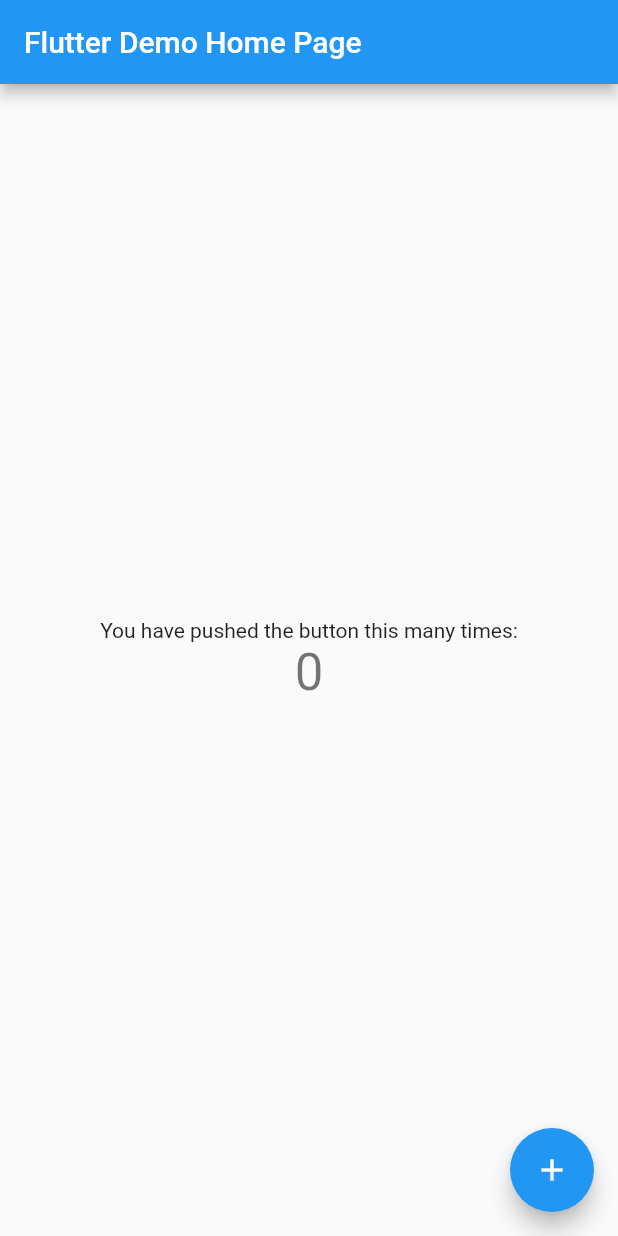
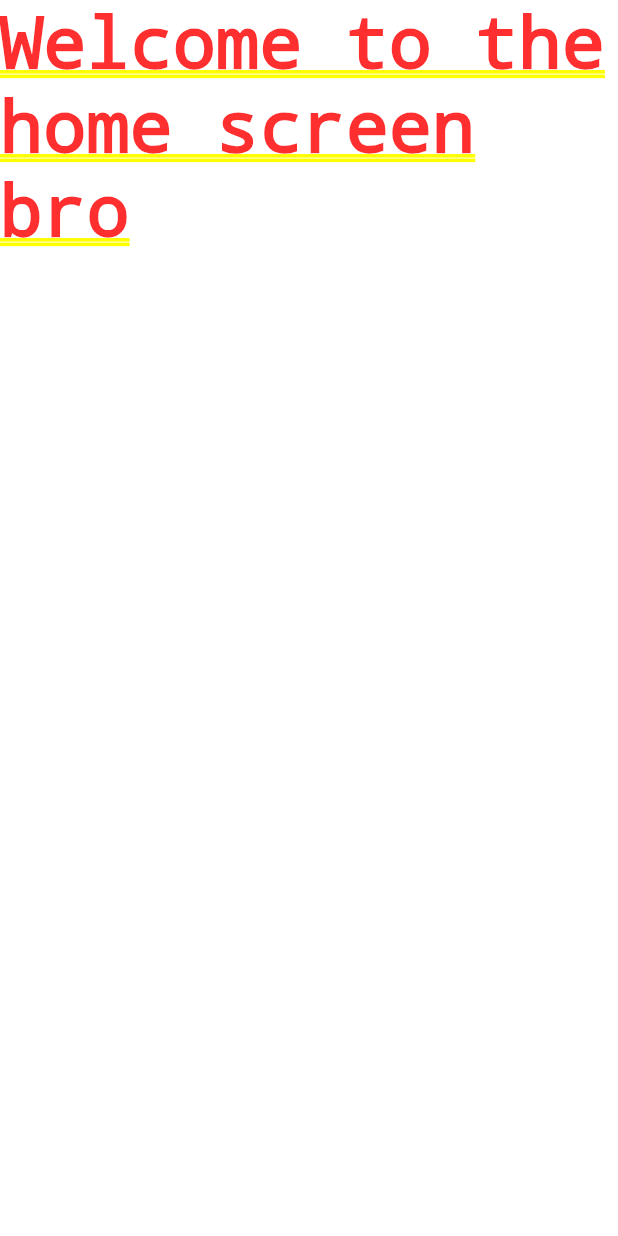
Before and after one commit to Furman950/car_maintenance, a Flutter app: the screen it shows after launch, on a phone screen of 412 x 824 dp. Run offline on Flutter 3.47's test engine with Material 2 defaults, Android fonts, the phone set to English and light mode, and no system bars.

Commit message:
Implementing starting point

```diff
--- /dev/null
+++ b/lib/core/constants/app_contstants.dart
@@ -0,0 +1,3 @@
+class RoutePath {
+  static const String Home = '/';
+}
--- /dev/null
+++ b/lib/core/services/car_api.dart
@@ -0,0 +1,3 @@
+class CarApi {
+  CarApi() {}
+}
--- a/lib/main.dart
+++ b/lib/main.dart
@@ -1,111 +1,23 @@
+import 'package:car_maintenance/provider_setup.dart';
+import 'package:car_maintenance/ui/router.dart';
 import 'package:flutter/material.dart';
+import 'package:provider/provider.dart';
 
-void main() => runApp(MyApp());
+void main() => runApp(CarMaintenance());
 
-class MyApp extends StatelessWidget {
-  // This widget is the root of your application.
+class CarMaintenance extends StatelessWidget {
   @override
   Widget build(BuildContext context) {
-    return MaterialApp(
-      title: 'Flutter Demo',
-      theme: ThemeData(
-        // This is the theme of your application.
-        //
-        // Try running your application with "flutter run". You'll see the
-        // application has a blue toolbar. Then, without quitting the app, try
-        // changing the primarySwatch below to Colors.green and then invoke
-        // "hot reload" (press "r" in the console where you ran "flutter run",
-        // or simply save your changes to "hot reload" in a Flutter IDE).
-        // Notice that the counter didn't reset back to zero; the application
-        // is not restarted.
-        primarySwatch: Colors.blue,
+    return MultiProvider(
+      providers: providers,
+      child: MaterialApp(
+        theme: ThemeData(
+          brightness: Brightness.dark,
+          primaryColor: Colors.lightBlue[800],
+          accentColor: Colors.cyan[600]
+        ),
+        onGenerateRoute: Router.generateRoute,
       ),
-      home: MyHomePage(title: 'Flutter Demo Home Page'),
     );
   }
 }
-
-class MyHomePage extends StatefulWidget {
-  MyHomePage({Key key, this.title}) : super(key: key);
-
-  // This widget is the home page of your application. It is stateful, meaning
-  // that it has a State object (defined below) that contains fields that affect
-  // how it looks.
-
-  // This class is the configuration for the state. It holds the values (in this
-  // case the title) provided by the parent (in this case the App widget) and
-  // used by the build method of the State. Fields in a Widget subclass are
-  // always marked "final".
-
-  final String title;
-
-  @override
-  _MyHomePageState createState() => _MyHomePageState();
-}
-
-class _MyHomePageState extends State<MyHomePage> {
-  int _counter = 0;
-
-  void _incrementCounter() {
-    setState(() {
-      // This call to setState tells the Flutter framework that something has
-      // changed in this State, which causes it to rerun the build method below
-      // so that the display can reflect the updated values. If we changed
-      // _counter without calling setState(), then the build method would not be
-      // called again, and so nothing would appear to happen.
-      _counter++;
-    });
-  }
-
-  @override
-  Widget build(BuildContext context) {
-    // This method is rerun every time setState is called, for instance as done
-    // by the _incrementCounter method above.
-    //
-    // The Flutter framework has been optimized to make rerunning build methods
-    // fast, so that you can just rebuild anything that needs updating rather
-    // than having to individually change instances of widgets.
-    return Scaffold(
-      appBar: AppBar(
-        // Here we take the value from the MyHomePage object that was created by
-        // the App.build method, and use it to set our appbar title.
-        title: Text(widget.title),
-      ),
-      body: Center(
-        // Center is a layout widget. It takes a single child and positions it
-        // in the middle of the parent.
-        child: Column(
-          // Column is also a layout widget. It takes a list of children and
-          // arranges them vertically. By default, it sizes itself to fit its
-          // children horizontally, and tries to be as tall as its parent.
-          //
-          // Invoke "debug painting" (press "p" in the console, choose the
-          // "Toggle Debug Paint" action from the Flutter Inspector in Android
-          // Studio, or the "Toggle Debug Paint" command in Visual Studio Code)
-          // to see the wireframe for each widget.
-          //
-          // Column has various properties to control how it sizes itself and
-          // how it positions its children. Here we use mainAxisAlignment to
-          // center the children vertically; the main axis here is the vertical
-          // axis because Columns are vertical (the cross axis would be
-          // horizontal).
-          mainAxisAlignment: MainAxisAlignment.center,
-          children: <Widget>[
-            Text(
-              'You have pushed the button this many times:',
-            ),
-            Text(
-              '$_counter',
-              style: Theme.of(context).textTheme.display1,
-            ),
-          ],
-        ),
-      ),
-      floatingActionButton: FloatingActionButton(
-        onPressed: _incrementCounter,
-        tooltip: 'Increment',
-        child: Icon(Icons.add),
-      ), // This trailing comma makes auto-formatting nicer for build methods.
-    );
-  }
-}
--- /dev/null
+++ b/lib/provider_setup.dart
@@ -0,0 +1,18 @@
+import 'package:car_maintenance/core/services/car_api.dart';
+import 'package:provider/provider.dart';
+
+List<SingleChildCloneableWidget> providers = [
+  ...independentServices,
+  ...dependentServices,
+  ...uiConsumableProviders
+];
+
+List<SingleChildCloneableWidget> independentServices = [
+  Provider.value(
+    value: CarApi(),
+  ),
+];
+
+List<SingleChildCloneableWidget> dependentServices = [];
+
+List<SingleChildCloneableWidget> uiConsumableProviders = [];
--- /dev/null
+++ b/lib/ui/router.dart
@@ -0,0 +1,23 @@
+import 'package:car_maintenance/core/constants/app_contstants.dart';
+import 'package:car_maintenance/ui/views/Home/home.dart';
+import 'package:flutter/cupertino.dart';
+import 'package:flutter/material.dart';
+
+class Router {
+  static Route<dynamic> generateRoute(RouteSettings settings) {
+    switch (settings.name) {
+      case RoutePath.Home:
+        return MaterialPageRoute(builder: (_) => Home());
+      default:
+        return MaterialPageRoute(
+          builder: (_) {
+            return Scaffold(
+              body: Center(
+                child: Text('No route defined for ${settings.name}'),
+              ),
+            );
+          },
+        );
+    }
+  }
+}
--- /dev/null
+++ b/lib/ui/views/Home/home.dart
@@ -0,0 +1,8 @@
+import 'package:flutter/cupertino.dart';
+
+class Home extends StatelessWidget {
+  @override
+  Widget build(BuildContext context) {
+    return Text('Welcome to the home screen bro');
+  }
+}
--- a/pubspec.yaml
+++ b/pubspec.yaml
@@ -14,7 +14,7 @@ description: A new Flutter project.
 version: 1.0.0+1
 
 environment:
-  sdk: ">=2.1.0 <3.0.0"
+  sdk: ">=2.2.2 <3.0.0"
 
 dependencies:
   flutter:
@@ -25,6 +25,7 @@ dependencies:
   cupertino_icons: ^0.1.2
   http: ^0.12.0+2
   shared_preferences: ^0.5.4+3
+  provider: ^3.1.0+1
 
 dev_dependencies:
   flutter_test:
```
Also changed, not shown: pubspec.lock, 1 other file.
